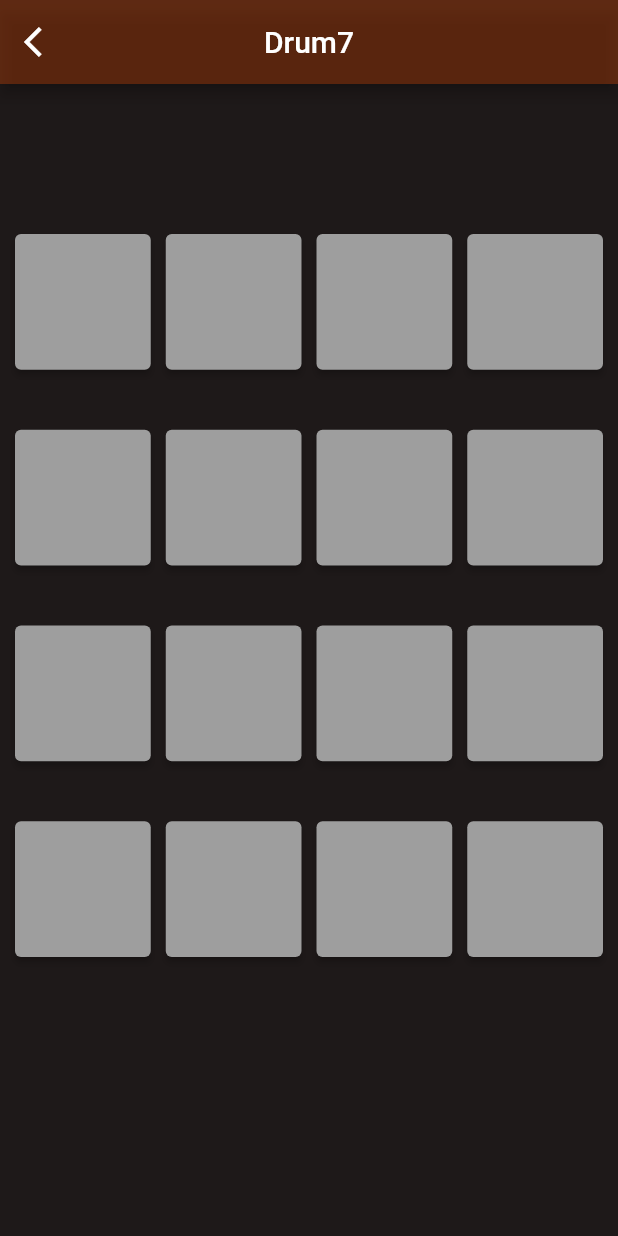
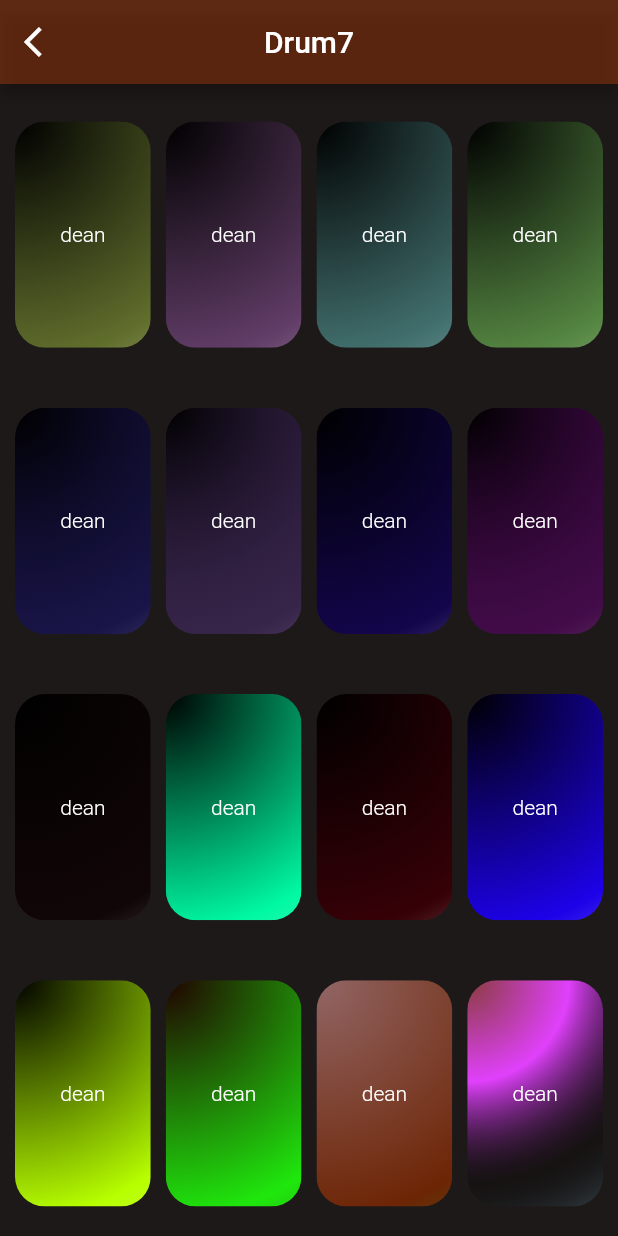
Before and after one commit to ZyanManik/audio, a Flutter app: the Drum7 screen opened directly, on a phone screen of 412 x 824 dp. Run offline on Flutter 3.47's test engine with Material 2 defaults, Android fonts, the phone set to English and light mode, and no system bars; our stand-ins replace carousel_slider.

Commit message:
changes made

```diff
--- a/lib/screen/carousal.dart
+++ b/lib/screen/carousal.dart
@@ -125,7 +125,7 @@
                       Navigator.push(
                           context,
                           MaterialPageRoute(
-                            builder: (context) => const Drum7(),
+                            builder: (context) => Drum7(),
                           ));
                     },
                   ),
--- a/lib/widgets.dart/drum7.dart
+++ b/lib/widgets.dart/drum7.dart
@@ -1,7 +1,170 @@
 import 'package:flutter/material.dart';
 
+// ignore: must_be_immutable
 class Drum7 extends StatelessWidget {
-  const Drum7({super.key});
+  Drum7({super.key});
+  List clrst = [
+    {
+      "gradient":
+          const RadialGradient(center: Alignment.topLeft, radius: 7.0, colors: [
+        Colors.black,
+        Color.fromARGB(255, 96, 110, 44),
+        Colors.white,
+        Colors.blue,
+        Colors.red
+      ]) //1
+    },
+    {
+      "gradient":
+          const RadialGradient(center: Alignment.topLeft, radius: 7.0, colors: [
+        Colors.black,
+        Color.fromARGB(255, 97, 61, 103),
+        Colors.white,
+        Colors.blue,
+        Colors.red
+      ]) //2
+    },
+    {
+      "gradient":
+          const RadialGradient(center: Alignment.topLeft, radius: 7.0, colors: [
+        Colors.black,
+        Color.fromARGB(255, 66, 113, 111),
+        Colors.white,
+        Colors.blue,
+        Colors.red
+      ]) //3
+    },
+    {
+      "gradient":
+          const RadialGradient(center: Alignment.topLeft, radius: 7.0, colors: [
+        Colors.black,
+        Color.fromARGB(255, 85, 134, 66),
+        Colors.white,
+        Colors.blue,
+        Colors.red
+      ]) //4
+    },
+    {
+      "gradient":
+          const RadialGradient(center: Alignment.topLeft, radius: 7.0, colors: [
+        Colors.black,
+        Color.fromARGB(182, 23, 19, 91),
+        Colors.white,
+        Colors.blue,
+        Colors.red
+      ]) //5
+    },
+    {
+      "gradient":
+          const RadialGradient(center: Alignment.topLeft, radius: 7.0, colors: [
+        Colors.black,
+        Color.fromARGB(136, 78, 47, 116),
+        Colors.white,
+        Colors.blue,
+        Colors.red
+      ]) //6
+    },
+    {
+      "gradient":
+          const RadialGradient(center: Alignment.topLeft, radius: 7.0, colors: [
+        Colors.black,
+        Color.fromARGB(255, 19, 6, 76),
+        Colors.white,
+        Colors.blue,
+        Colors.red
+      ]) //7
+    },
+    {
+      "gradient":
+          const RadialGradient(center: Alignment.topLeft, radius: 7.0, colors: [
+        Colors.black,
+        Color.fromARGB(151, 92, 3, 107),
+        Colors.white,
+        Colors.blue,
+        Colors.red
+      ]) //8
+    },
+    {
+      "gradient":
+          const RadialGradient(center: Alignment.topLeft, radius: 7.0, colors: [
+        Colors.black,
+        Color.fromARGB(193, 13, 0, 1),
+        Colors.white,
+        Colors.blue,
+        Colors.red
+      ]) //9
+    },
+    {
+      "gradient":
+          const RadialGradient(center: Alignment.topLeft, radius: 7.0, colors: [
+        Colors.black,
+        Color.fromARGB(255, 0, 249, 162),
+        Colors.white,
+        Colors.blue,
+        Colors.red
+      ]) //10
+    },
+    {
+      "gradient":
+          const RadialGradient(center: Alignment.topLeft, radius: 7.0, colors: [
+        Colors.black,
+        Color.fromARGB(255, 54, 1, 7),
+        Colors.white,
+        Colors.blue,
+        Colors.red
+      ]) //11
+    },
+    {
+      "gradient":
+          const RadialGradient(center: Alignment.topLeft, radius: 7.0, colors: [
+        Colors.black,
+        Color.fromARGB(255, 29, 2, 233),
+        Colors.white,
+        Colors.blue,
+        Colors.red
+      ]) //12
+    },
+    {
+      "gradient":
+          const RadialGradient(center: Alignment.topLeft, radius: 7.0, colors: [
+        Colors.black,
+        Color.fromARGB(255, 183, 255, 0),
+        Colors.white,
+        Colors.blue,
+        Colors.red
+      ]) //13
+    },
+    {
+      "gradient":
+          const RadialGradient(center: Alignment.topLeft, radius: 7.0, colors: [
+        Color.fromARGB(255, 33, 1, 1),
+        Color.fromARGB(255, 31, 231, 13),
+        Color.fromARGB(255, 59, 32, 32),
+        Color.fromARGB(255, 74, 116, 150),
+        Color.fromARGB(178, 98, 40, 36)
+      ]) //14
+    },
+    {
+      "gradient":
+          const RadialGradient(center: Alignment.topLeft, radius: 7.0, colors: [
+        Color.fromARGB(255, 146, 102, 102),
+        Color.fromARGB(255, 109, 37, 5),
+        Color.fromARGB(255, 8, 164, 19),
+        Color.fromARGB(117, 80, 128, 168),
+        Color.fromARGB(255, 168, 60, 52)
+      ]) //15
+    },
+    {
+      "gradient":
+          const RadialGradient(center: Alignment.topLeft, radius: 3.0, colors: [
+        Color.fromARGB(255, 137, 60, 60),
+        Colors.purpleAccent,
+        Colors.black26,
+        Colors.blueGrey,
+        Colors.black
+      ]) //16
+    },
+  ];
 
   @override
   Widget build(BuildContext context) {
@@ -19,25 +182,36 @@
         ),
       ),
       body: GridView.builder(
-        itemCount: 16,
-        padding:
-            const EdgeInsets.only(top: 100, left: 10, right: 10, bottom: 100),
+        itemCount: clrst.length,
+        padding: const EdgeInsets.only(top: 25, left: 10, right: 10, bottom: 0),
         gridDelegate: const SliverGridDelegateWithFixedCrossAxisCount(
             crossAxisCount: 4,
             crossAxisSpacing: 10.0,
             mainAxisSpacing: 40.0,
-            childAspectRatio: 1.0),
+            childAspectRatio: 0.6),
         itemBuilder: (context, index) => SizedBox(
-          child: ElevatedButton(
+          child: MaterialButton(
             onPressed: () {},
-            style: const ButtonStyle(
-              backgroundColor: MaterialStatePropertyAll(Colors.grey),
-              fixedSize: MaterialStatePropertyAll(
-                Size.fromHeight(200),
+            splashColor: Colors.grey,
+            shape:
+                RoundedRectangleBorder(borderRadius: BorderRadius.circular(20)),
+            padding: const EdgeInsets.all(0.0),
+            child: Ink(
+              decoration: BoxDecoration(
+                  gradient: clrst[index]["gradient"],
+                  borderRadius: BorderRadius.circular(20)),
+              child: Container(
+                constraints: const BoxConstraints(
+                    minWidth: 88.0,
+                    minHeight: 36.0), // min sizes for Material buttons
+                alignment: Alignment.center,
+                child: const Text(
+                  'dean',
+                  style: TextStyle(
+                      color: Colors.white, fontWeight: FontWeight.w300),
+                ),
               ),
-              tapTargetSize: MaterialTapTargetSize.shrinkWrap,
             ),
-            child: null,
           ),
         ),
       ),
```
